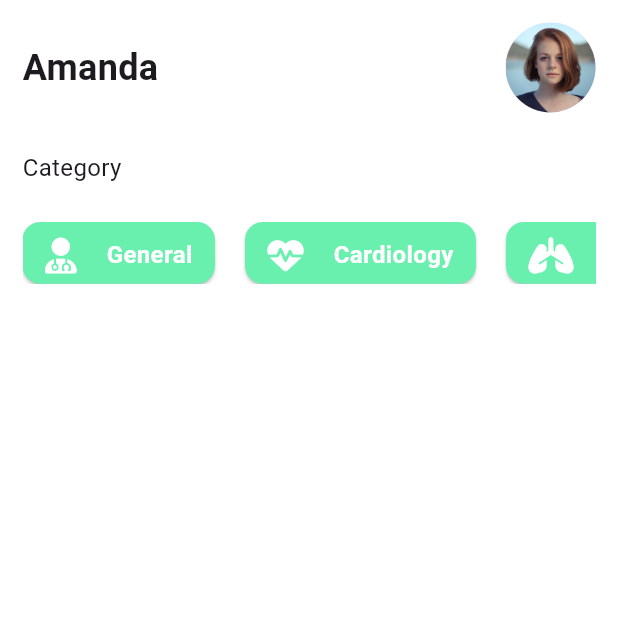
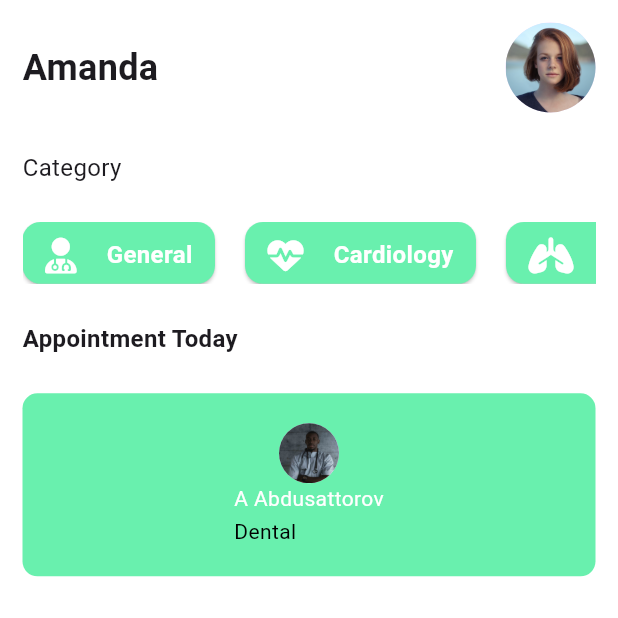
Before and after one commit to InvestUz/doctor_app, a Flutter app: the HomePage screen opened directly, on a phone screen of 412 x 824 dp, the top half of it. Run offline on Flutter 3.47's test engine with Material 3 defaults, Android fonts, the phone set to English and light mode, and no system bars; our stand-ins replace font_awesome_flutter.

Commit message:
working with appointmend cards

```diff
--- /dev/null
+++ b/lib/components/appointment_card.dart
@@ -0,0 +1,59 @@
+import 'package:doctor_app/utils/config.dart';
+import 'package:flutter/material.dart';
+
+class AppointmentCard extends StatefulWidget {
+  const AppointmentCard({super.key});
+
+  @override
+  State<AppointmentCard> createState() => _AppointmentCardState();
+}
+
+class _AppointmentCardState extends State<AppointmentCard> {
+  @override
+  Widget build(BuildContext context) {
+    return Container(
+      width: double.infinity,
+      decoration: BoxDecoration(
+        color: Config.primaryColor,
+        borderRadius: BorderRadius.circular(10),
+      ),
+      child: const Material(
+        color: Colors.transparent,
+        child: Padding(
+          padding: EdgeInsets.all(20),
+          child: Column(
+            children: <Widget>[
+              CircleAvatar(
+                backgroundImage: AssetImage('assets/doctor_1.jpg'),
+              ),
+              SizedBox(
+                width: 10,
+              ),
+              Column(
+                mainAxisAlignment: MainAxisAlignment.center,
+                crossAxisAlignment: CrossAxisAlignment.start,
+                children: <Widget>[
+                  Text(
+                    'A Abdusattorov',
+                    style: TextStyle(
+                      color: Colors.white,
+                    ),
+                  ),
+                   SizedBox(
+                    height: 2,
+                  ),
+                   Text(
+                    'Dental',
+                    style: TextStyle(
+                      color: Colors.black,
+                    ),
+                  ),
+                ],
+              )
+            ],
+          ),
+        ),
+      ),
+    );
+  }
+}
--- a/lib/screens/home_page.dart
+++ b/lib/screens/home_page.dart
@@ -1,3 +1,4 @@
+import 'package:doctor_app/components/appointment_card.dart';
 import 'package:doctor_app/utils/config.dart';
 import 'package:flutter/material.dart';
 import 'package:font_awesome_flutter/font_awesome_flutter.dart';
@@ -98,13 +99,14 @@ class HomePageState extends State<HomePage> {
               ),
               Config.spaceSmall,
               const Text(
-                'Appintment Today',
+                'Appointment Today',
                 style: TextStyle(
-                    fontSize: 16,
-                    fontWeight: FontWeight.bold,
-                    color: Colors.white),
+                  fontSize: 16,
+                  fontWeight: FontWeight.bold,
+                ),
               ),
               Config.spaceSmall,
+              const AppointmentCard()
             ],
           ),
         ),
```
Also changed, not shown: assets/doctor_1.jpg (added), assets/doctor_2.jpg (added), assets/doctor_3.jpg (added), assets/doctor_4.jpg (added), assets/doctor_5.jpg (added), assets/doctor_6.jpg (added), assets/doctor_7.jpg (added), assets/doctor_8.jpg (added), assets/doctor_9.jpg (added), 1 other file.
